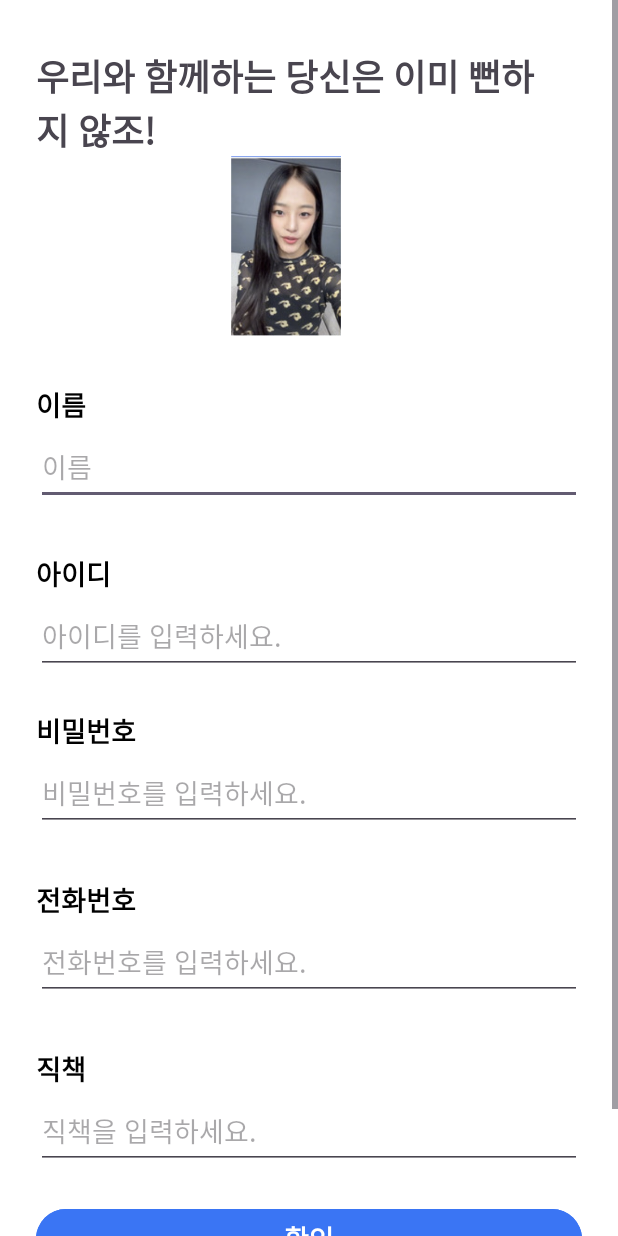
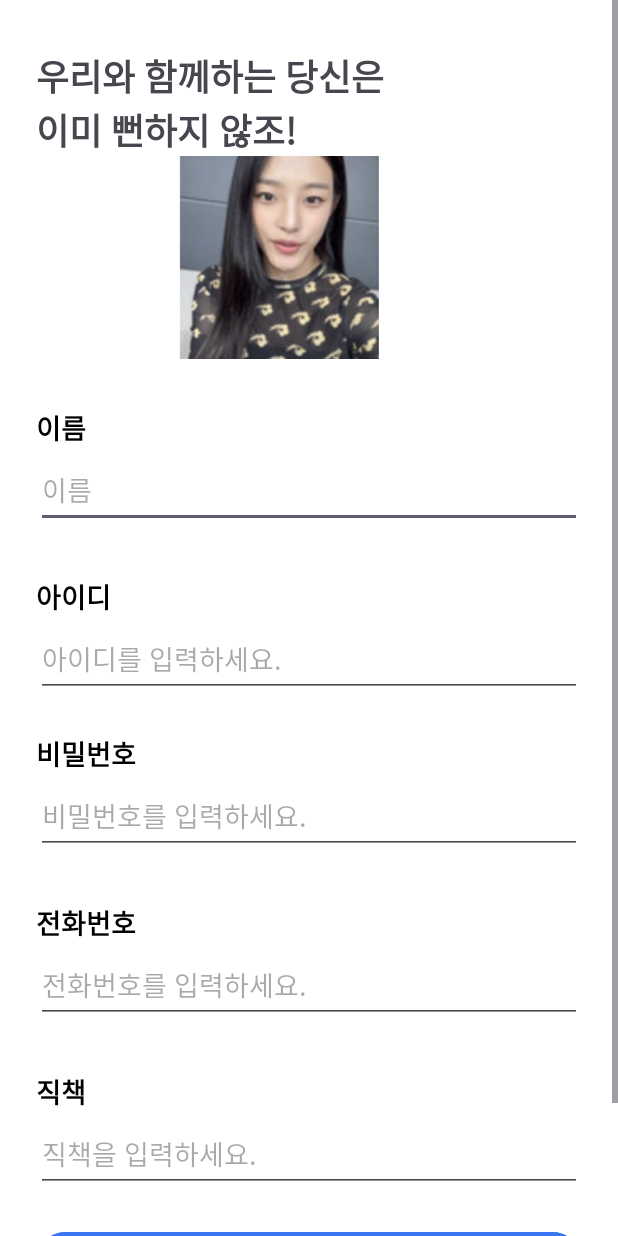
Before and after one commit to VonLyus/notFedUp, an Android app: the SignUpPageActivity screen opened directly, with no data from a screen before it, on a phone screen of 412 x 824 dp. Run offline under Robolectric (Android 15) with nearby library versions, the phone set to English and light mode, and no system bars.

Commit message:
회원가입 페이지 최종본

```diff
--- a/app/src/main/java/bootcamp/sparta/notlame/signUp/SignUpPageActivity.kt
+++ b/app/src/main/java/bootcamp/sparta/notlame/signUp/SignUpPageActivity.kt
@@ -134,13 +134,11 @@ class SignUpPageActivity : AppCompatActivity() {
         }
 
         btn_signCancel.setOnClickListener {
-            Toast.makeText(this@SignUpPageActivity,
-                getString(R.string.signup_cancel1), Toast.LENGTH_SHORT).show()
-            //val intent = Intent(this@SignUpActivity, SignInPageActivity::class.java)
+            Toast.makeText(this@SignUpPageActivity, "취소 되었습니다.", Toast.LENGTH_SHORT).show()
+            val intent = Intent(this@SignUpPageActivity, SignInPageActivity::class.java)
             startActivity(intent)
             finish()
         }
-
         val iv_logo = findViewById<ImageView>(R.id.imageView)
         iv_logo.setOnClickListener {
             val id = when ((1..6).random()) {
--- a/app/src/main/res/layout/sign_up_layout.xml
+++ b/app/src/main/res/layout/sign_up_layout.xml
@@ -12,16 +12,15 @@
 
         <ImageView
             android:id="@+id/imageView"
-            android:layout_width="200dp"
-            android:layout_height="120dp"
+            android:layout_width="135dp"
+            android:layout_height="135dp"
             android:layout_marginTop="104dp"
-            android:scaleType="fitCenter"
             android:src="@drawable/logo1"
+            android:scaleType="centerCrop"
             app:layout_constraintEnd_toEndOf="parent"
             app:layout_constraintHorizontal_bias="0.423"
             app:layout_constraintStart_toStartOf="parent"
             app:layout_constraintTop_toTopOf="parent" />
-
         <TextView
             android:id="@+id/tv_name"
             android:layout_width="0dp"
@@ -194,7 +193,7 @@
             android:id="@+id/btn_signupcancel"
             android:layout_width="0dp"
             android:layout_height="wrap_content"
-            android:layout_marginTop="20dp"
+            android:layout_marginTop="10dp"
             android:text="@string/cancel"
             android:textColor="@color/white"
             android:textSize="18sp"
--- a/app/src/main/res/values/strings.xml
+++ b/app/src/main/res/values/strings.xml
@@ -51,7 +51,7 @@
     <string name="teamNoticeBoard">팀 게시판</string>
 
     //singUp
-    <string name="notice2Team">우리와 함께하는 당신은 이미 뻔하지 않조!</string>
+    <string name="notice2Team">우리와 함께하는 당신은\n이미 뻔하지 않조!</string>
     <string name="inputID">아이디를 입력하세요.</string>
     <string name="inputPassword">비밀번호를 입력하세요.</string>
     <string name="inputPosition">직책을 입력하세요.</string>
```
Also changed, not shown: app/src/main/res/drawable/rectangle_button.xml (added, +8 -0 lines).
